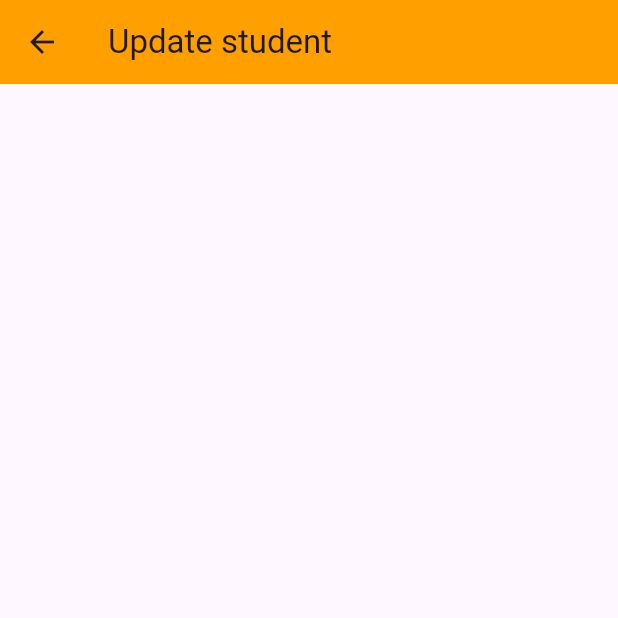
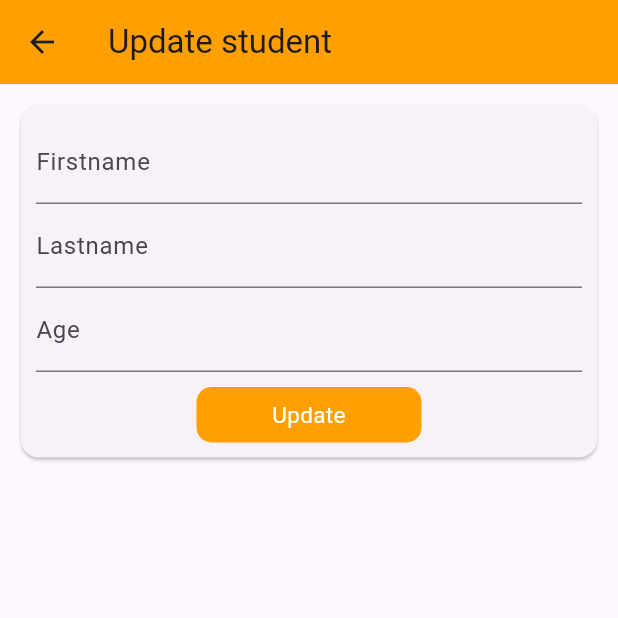
Before and after one commit to san-dr0/flutter-cart, a Flutter app: the SchoolUpdateStudent screen opened directly, on a phone screen of 412 x 824 dp, the top half of it. Run offline on Flutter 3.47's test engine with Material 3 defaults, Android fonts, the phone set to English and light mode, and no system bars; our stand-ins replace bloc, dash_chat_2, dropdown_button2, equatable, firebase_core, firebase_vertexai and 13 more; missing offline and left inert: biometric_signature, device_security_checking; accounts and stored records are empty; generated files the repository leaves out were written again; statements that could not run were skipped.

Commit message:
updating student record

```diff
--- a/lib/config/routes/routes.dart
+++ b/lib/config/routes/routes.dart
@@ -1,6 +1,9 @@
+import 'dart:developer';
+
 import 'package:clean_arch2/config/db/hive_model/product_model/product_model.dart';
 import 'package:clean_arch2/config/db/hiver_riverpod/hiver_riverpod_model/hive_riverpod_model.dart';
 import 'package:clean_arch2/feature-school/auth/presentation/school.login.dart';
+import 'package:clean_arch2/feature-school/registration/model/student.model.dart';
 import 'package:clean_arch2/feature-school/registration/presentation/school.registration.dart';
 import 'package:clean_arch2/feature-school/school-home/school.home.dart';
 import 'package:clean_arch2/feature-school/teacher-dashboard/teacher.dashboard.dart';
@@ -28,6 +31,7 @@ import 'package:clean_arch2/feature/update-creds/pages/update-bloc.page.dart';
 import 'package:clean_arch2/feature/view_certain_product/pages/view_certain_product.dart';
 import 'package:go_router/go_router.dart';
 
+import '../../feature-school/update-student/update.student.dart';
 import '../../feature/riverpod-feature/feature/product_entry/pages/presentation/product_entry.page.dart';
 import '../../feature/riverpod-feature/feature/topup/pages/topup.riverpod.page.dart';
 import '../../feature/riverpod-feature/feature/view_certain_product/presentation/view_certain_product.dart';
@@ -81,6 +85,11 @@ GoRouter appRoutes = GoRouter(routes: [
   GoRoute(path: '/school-registration', builder: (context, state) => SchoolRegistration(),),
   GoRoute(path: '/school-login', builder: (context, state) => SchoolLoginPage(),),
   GoRoute(path: '/school-teacher-dashboard', builder: (context, state) => SchoolTeacherDashboardPage(),),
+  GoRoute(path: '/school-teacher-update-student', builder: (context, state){
+    var studentRecord = state.extra as StudentModel;
+
+    return  SchoolUpdateStudent(studentModel: studentRecord);
+  }),
 ]);
 
 // ADD pages here, it it belongs to admin
--- a/lib/feature-school/teacher-dashboard/teacher.dashboard.dart
+++ b/lib/feature-school/teacher-dashboard/teacher.dashboard.dart
@@ -30,9 +30,9 @@ class _SchoolTeacherDashboardPage extends ConsumerState<SchoolTeacherDashboardPa
     dashboardController.refreshCompleted();
   }
 
-  void onUpdateStudent (int studentId) async{
+  void onUpdateStudent (StudentModel student) async{
     var currentActiveTeacher = ref.read(teacherPod).value;
-    ref.read(teacherPod.notifier).updateStudent(currentActiveTeacher![0].id!, studentId, context);
+    ref.read(teacherPod.notifier).updateStudent(currentActiveTeacher![0].id!, student, context);
   }
 
   void onDeleteStudent () {
@@ -74,7 +74,7 @@ class _SchoolTeacherDashboardPage extends ConsumerState<SchoolTeacherDashboardPa
                               child: inkButton(
                                 tapped: (param) {
                                 onUpdateStudent(
-                                  studentList![index].id!,
+                                  studentList![index],
                                 );
                                 }, subTitle: "Update",
                                 bgColor: Colors.amber[900]!,
--- a/lib/feature-school/update-student/update.student.dart
+++ b/lib/feature-school/update-student/update.student.dart
@@ -1,15 +1,45 @@
+import 'dart:developer';
+
 import 'package:clean_arch2/core/color.dart';
 import 'package:clean_arch2/core/string.dart';
+import 'package:clean_arch2/feature-school/registration/model/student.model.dart';
+import 'package:clean_arch2/feature/riverpod-feature/component/button/ink.dart';
 import 'package:flutter/material.dart';
 
+// ignore: must_be_immutable
 class SchoolUpdateStudent extends StatefulWidget {
-  const SchoolUpdateStudent({super.key});
+  SchoolUpdateStudent({super.key, this.studentModel});
+  StudentModel? studentModel;
 
   @override
   State<SchoolUpdateStudent> createState () => _SchoolUpdateStudent();
 }
 
 class _SchoolUpdateStudent extends State<SchoolUpdateStudent> {
+  final _formKey = GlobalKey<FormState>();
+  final TextEditingController _txtFname = TextEditingController();
+  final TextEditingController _txtLname = TextEditingController();
+  final TextEditingController _txtAge = TextEditingController();
+
+  @override
+  void initState() {
+    super.initState();
+    _txtFname.text = widget.studentModel!.firstname;
+    _txtLname.text = widget.studentModel!.lastname;
+    _txtAge.text = widget.studentModel!.age.toString();
+  }
+
+  void onUpdateStudentRecord() {
+    if (!_formKey.currentState!.validate()) {
+      return;
+    }
+
+    String fname = _txtFname.text;
+    String lname = _txtLname.text;
+    String age = _txtAge.text;
+
+  }
+
   @override
   Widget build(BuildContext context) {
     return Scaffold(
@@ -20,8 +50,73 @@ class _SchoolUpdateStudent extends State<SchoolUpdateStudent> {
       body: SafeArea(
         child: Padding(
           padding: const EdgeInsets.all(10.0),
+          child: Card(
+            child: Form(
+              key: _formKey,
+              child: Padding(
+                padding: const EdgeInsets.all(10.0),
+                child: Column(
+                  mainAxisSize: MainAxisSize.min,
+                  children: [
+                    TextFormField(
+                      controller: _txtFname,
+                      decoration: _inputDecoration(label: "Firstname"),
+                      validator: (value) {
+                        if (value == null || value.isEmpty) {
+                          return "Empty Firstname";
+                        }
+
+                        return null;
+                      },
+                    ),
+                    TextFormField(
+                      controller: _txtLname,
+                      decoration: _inputDecoration(label: "Lastname"),
+                      validator: (value) {
+                        if (value == null || value.isEmpty) {
+                          return "Empty Lastname";
+                        }
+
+                        return null;
+                      },
+                    ),
+                    TextFormField(
+                      controller: _txtAge,
+                      decoration: _inputDecoration(label: "Age"),
+                      validator: (value) {
+                        if (value == null || value.isEmpty) {
+                          return "Empty Age";
+                        }
+
+                        return null;
+                      },
+                      keyboardType: TextInputType.number,
+                    ),
+                    const SizedBox(height: 10.0,),
+                    SizedBox(
+                      width: 150.0,
+                      child: inkButton(
+                        tapped: (param) {
+                          onUpdateStudentRecord();
+                        },
+                        subTitle: "Update",
+                        splashColor: Colors.amber[900]!,
+                        bgColor: goldColor!
+                      ),
+                    )
+                  ],
+                ),
+              ),
+            ),
+          ),
         ),
       ),
     );
   }
 }
+
+InputDecoration _inputDecoration({String label = ""}) {
+  return InputDecoration(
+    label: Text(label)
+  );
+}
```
Also changed, not shown: lib/config/db/school_riverpod/school_pod.dart (+20 -2 lines), lib/feature-school/pod/teacher/teacher.pod.dart (+9 -3 lines).
